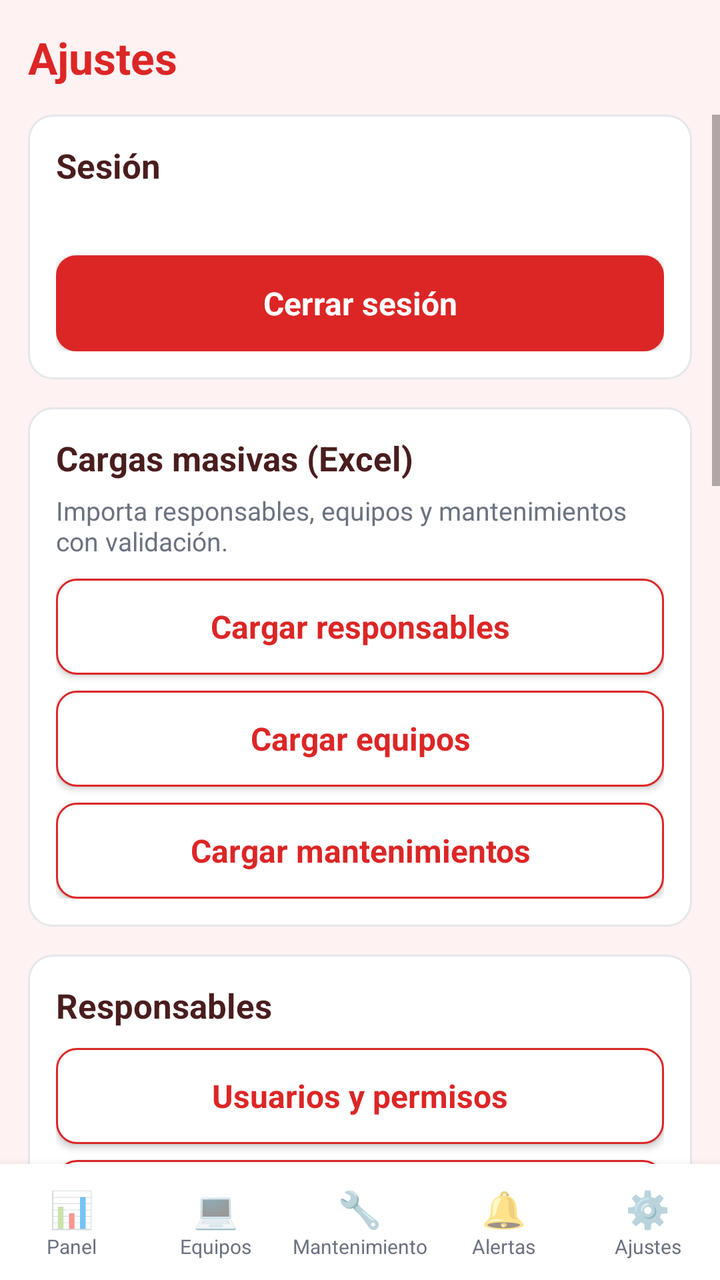
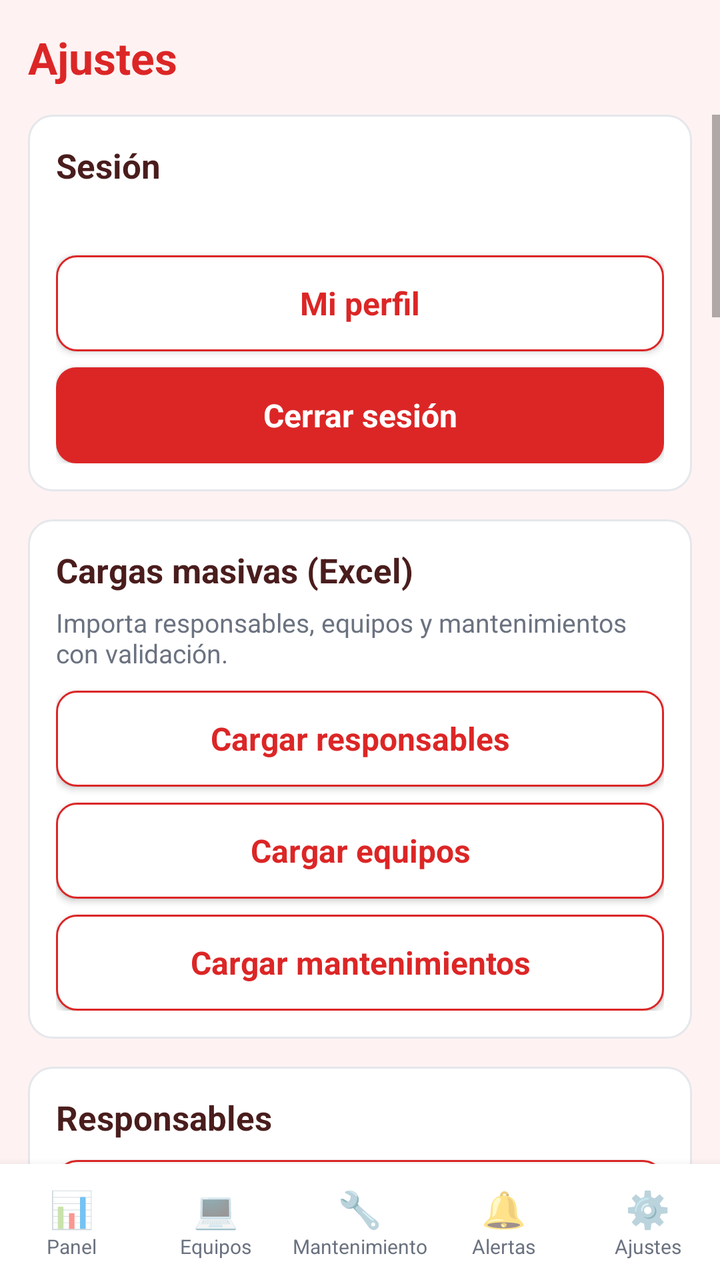

Compare the two renders of this Android layout. The source of the first and the diff that turns it into the second are given below.
<!-- AndroidManifest.xml: application theme AppTheme -->
<!-- res/layout/activity_config.xml -->
<?xml version="1.0" encoding="utf-8"?>
<LinearLayout xmlns:android="http://schemas.android.com/apk/res/android"
    android:layout_width="match_parent"
    android:layout_height="match_parent"
    android:orientation="vertical"
    android:fitsSystemWindows="true"
    android:background="@color/bg">

    <TextView
        android:layout_width="wrap_content"
        android:layout_height="wrap_content"
        android:layout_margin="14dp"
        style="@style/Title"
        android:text="Ajustes" />

    <ScrollView
        android:layout_width="match_parent"
        android:layout_height="0dp"
        android:layout_weight="1">

        <LinearLayout
            android:layout_width="match_parent"
            android:layout_height="wrap_content"
            android:orientation="vertical"
            android:paddingLeft="14dp"
            android:paddingRight="14dp"
            android:paddingBottom="14dp">

            <LinearLayout
                android:layout_width="match_parent"
                android:layout_height="wrap_content"
                android:orientation="vertical"
                style="@style/Card">

                <TextView
                    android:layout_width="wrap_content"
                    android:layout_height="wrap_content"
                    style="@style/Section"
                    android:text="Sesión" />

                <TextView
                    android:id="@+id/txtSesion"
                    android:layout_width="wrap_content"
                    android:layout_height="wrap_content"
                    android:layout_marginTop="6dp"
                    android:textColor="@color/text_secondary"
                    android:textSize="13sp" />

                <Button
                    android:id="@+id/btnCerrarSesion"
                    style="@style/BtnDanger"
                    android:layout_width="match_parent"
                    android:layout_height="wrap_content"
                    android:layout_marginTop="10dp"
                    android:text="Cerrar sesión" />
            </LinearLayout>

            <LinearLayout
                android:layout_width="match_parent"
                android:layout_height="wrap_content"
                android:layout_marginTop="14dp"
                android:orientation="vertical"
                style="@style/Card">

                <TextView
                    android:layout_width="wrap_content"
                    android:layout_height="wrap_content"
                    style="@style/Section"
                    android:text="Cargas masivas (Excel)" />

                <TextView
                    android:layout_width="wrap_content"
                    android:layout_height="wrap_content"
                    android:layout_marginTop="6dp"
                    android:text="Importa responsables, equipos y mantenimientos con validación."
                    android:textColor="@color/text_secondary"
                    android:textSize="13sp" />

                <Button
                    android:id="@+id/btnCargarResponsables"
                    style="@style/BtnOutline"
                    android:layout_width="match_parent"
                    android:layout_height="wrap_content"
                    android:layout_marginTop="10dp"
                    android:text="Cargar responsables" />

                <Button
                    android:id="@+id/btnCargarEquipos"
                    style="@style/BtnOutline"
                    android:layout_width="match_parent"
                    android:layout_height="wrap_content"
                    android:layout_marginTop="8dp"
                    android:text="Cargar equipos" />

                <Button
                    android:id="@+id/btnCargarMantenimientos"
                    style="@style/BtnOutline"
                    android:layout_width="match_parent"
                    android:layout_height="wrap_content"
                    android:layout_marginTop="8dp"
                    android:text="Cargar mantenimientos" />
            </LinearLayout>

            <LinearLayout
                android:layout_width="match_parent"
                android:layout_height="wrap_content"
                android:layout_marginTop="14dp"
                android:orientation="vertical"
                style="@style/Card">

                <TextView
                    android:layout_width="wrap_content"
                    android:layout_height="wrap_content"
                    style="@style/Section"
                    android:text="Responsables" />

                <Button
                    android:id="@+id/btnVerResponsables"
                    style="@style/BtnOutline"
                    android:layout_width="match_parent"
                    android:layout_height="wrap_content"
                    android:layout_marginTop="10dp"
                    android:text="Usuarios y permisos" />

                <Button
                    android:id="@+id/btnAuditoria"
                    style="@style/BtnOutline"
                    android:layout_width="match_parent"
                    android:layout_height="wrap_content"
                    android:layout_marginTop="8dp"
                    android:text="Auditoría" />
            </LinearLayout>

            <LinearLayout
                android:id="@+id/cardEmpresa"
                android:layout_width="match_parent"
                android:layout_height="wrap_content"
                android:layout_marginTop="14dp"
                android:orientation="vertical"
                style="@style/Card">

                <TextView
                    android:layout_width="wrap_content"
                    android:layout_height="wrap_content"
                    style="@style/Section"
                    android:text="Empresa" />

                <EditText
                    android:id="@+id/cfgEmpresa"
                    style="@style/Input"
                    android:layout_marginTop="4dp"
                    android:hint="Nombre de la empresa / departamento"
                    android:singleLine="true" />

                <Button
                    android:id="@+id/btnGuardarConfig"
                    style="@style/BtnPrimary"
                    android:layout_width="match_parent"
                    android:layout_height="wrap_content"
                    android:layout_marginTop="10dp"
                    android:text="Guardar" />
            </LinearLayout>

            <LinearLayout
                android:layout_width="match_parent"
                android:layout_height="wrap_content"
                android:layout_marginTop="14dp"
                android:orientation="vertical"
                style="@style/Card">

                <TextView
                    android:layout_width="wrap_content"
                    android:layout_height="wrap_content"
                    style="@style/Section"
                    android:text="Copia de seguridad" />

                <Button
                    android:id="@+id/btnExportar"
                    style="@style/BtnOutline"
                    android:layout_width="match_parent"
                    android:layout_height="wrap_content"
                    android:layout_marginTop="10dp"
                    android:text="Exportar datos" />

                <Button
                    android:id="@+id/btnImportar"
                    style="@style/BtnOutline"
                    android:layout_width="match_parent"
                    android:layout_height="wrap_content"
                    android:layout_marginTop="8dp"
                    android:text="Importar datos" />
            </LinearLayout>

            <LinearLayout
                android:id="@+id/cardMant2026"
                android:layout_width="match_parent"
                android:layout_height="wrap_content"
                android:layout_marginTop="14dp"
                android:orientation="vertical"
                style="@style/Card">

                <TextView
                    android:layout_width="wrap_content"
                    android:layout_height="wrap_content"
                    style="@style/Section"
                    android:text="Mantenimientos 2026" />

                <TextView
                    android:layout_width="wrap_content"
                    android:layout_height="wrap_content"
                    android:layout_marginTop="6dp"
                    android:text="Deja como pendientes (PROGRAMADO) todos los mantenimientos programados para 2026 para que aparezcan activos en Alertas."
                    android:textColor="@color/text_secondary"
                    android:textSize="13sp" />

                <Button
                    android:id="@+id/btnActivar2026"
                    style="@style/BtnPrimary"
                    android:layout_width="match_parent"
                    android:layout_height="wrap_content"
                    android:layout_marginTop="10dp"
                    android:text="Activar mantenimientos 2026" />
            </LinearLayout>

            <LinearLayout
                android:id="@+id/cardDatos"
                android:layout_width="match_parent"
                android:layout_height="wrap_content"
                android:layout_marginTop="14dp"
                android:orientation="vertical"
                style="@style/Card">

                <TextView
                    android:layout_width="wrap_content"
                    android:layout_height="wrap_content"
                    style="@style/Section"
                    android:text="Datos" />

                <TextView
                    android:layout_width="wrap_content"
                    android:layout_height="wrap_content"
                    android:layout_marginTop="6dp"
                    android:text="Borra todos los responsables, equipos y mantenimientos. Esta acción no se puede deshacer."
                    android:textColor="@color/text_secondary"
                    android:textSize="13sp" />

                <Button
                    android:id="@+id/btnVaciarBd"
                    style="@style/BtnDanger"
                    android:layout_width="match_parent"
                    android:layout_height="wrap_content"
                    android:layout_marginTop="10dp"
                    android:text="Vaciar base de datos" />

                <Button
                    android:id="@+id/btnVerErrores"
                    style="@style/BtnOutline"
                    android:layout_width="match_parent"
                    android:layout_height="wrap_content"
                    android:layout_marginTop="8dp"
                    android:text="Ver errores guardados" />
            </LinearLayout>

            <LinearLayout
                android:layout_width="match_parent"
                android:layout_height="wrap_content"
                android:layout_marginTop="14dp"
                android:orientation="vertical"
                style="@style/Card">

                <TextView
                    android:layout_width="wrap_content"
                    android:layout_height="wrap_content"
                    style="@style/Section"
                    android:text="Acerca de" />

                <TextView
                    android:layout_width="wrap_content"
                    android:layout_height="wrap_content"
                    android:layout_marginTop="6dp"
                    android:text="Inventario de equipos por persona. Cada responsable tiene N equipos y cada equipo su historial de mantenimientos."
                    android:textColor="@color/text_secondary"
                    android:textSize="13sp" />

                <TextView
                    android:id="@+id/txtVersion"
                    android:layout_width="wrap_content"
                    android:layout_height="wrap_content"
                    android:layout_marginTop="8dp"
                    android:text="Versión 3.30.0"
                    android:textColor="@color/primary"
                    android:textSize="13sp"
                    android:textStyle="bold" />
            </LinearLayout>
        </LinearLayout>
    </ScrollView>

    <include layout="@layout/nav_bottom" />
</LinearLayout>
<!-- res/layout/nav_bottom.xml (included above) -->
<?xml version="1.0" encoding="utf-8"?>
<LinearLayout xmlns:android="http://schemas.android.com/apk/res/android"
    android:id="@+id/bottomNav"
    android:layout_width="match_parent"
    android:layout_height="wrap_content"
    android:orientation="horizontal"
    android:background="@color/card"
    android:elevation="8dp"
    android:paddingTop="6dp"
    android:paddingBottom="6dp">

    <LinearLayout
        android:id="@+id/navPanel"
        android:layout_width="0dp"
        android:layout_height="wrap_content"
        android:layout_weight="1"
        android:gravity="center"
        android:orientation="vertical"
        android:paddingTop="4dp"
        android:paddingBottom="4dp">

        <TextView
            android:layout_width="wrap_content"
            android:layout_height="wrap_content"
            android:text="📊"
            android:textSize="18sp" />

        <TextView
            android:layout_width="wrap_content"
            android:layout_height="wrap_content"
            android:text="Panel"
            android:textSize="10sp"
            android:textColor="@color/text_secondary" />
    </LinearLayout>

    <LinearLayout
        android:id="@+id/navEquipos"
        android:layout_width="0dp"
        android:layout_height="wrap_content"
        android:layout_weight="1"
        android:gravity="center"
        android:orientation="vertical"
        android:paddingTop="4dp"
        android:paddingBottom="4dp">

        <TextView
            android:layout_width="wrap_content"
            android:layout_height="wrap_content"
            android:text="💻"
            android:textSize="18sp" />

        <TextView
            android:layout_width="wrap_content"
            android:layout_height="wrap_content"
            android:text="Equipos"
            android:textSize="10sp"
            android:textColor="@color/text_secondary" />
    </LinearLayout>

    <LinearLayout
        android:id="@+id/navMantenimientos"
        android:layout_width="0dp"
        android:layout_height="wrap_content"
        android:layout_weight="1"
        android:gravity="center"
        android:orientation="vertical"
        android:paddingTop="4dp"
        android:paddingBottom="4dp">

        <TextView
            android:layout_width="wrap_content"
            android:layout_height="wrap_content"
            android:text="🔧"
            android:textSize="18sp" />

        <TextView
            android:layout_width="wrap_content"
            android:layout_height="wrap_content"
            android:text="Mantenimiento"
            android:textSize="10sp"
            android:textColor="@color/text_secondary" />
    </LinearLayout>

    <LinearLayout
        android:id="@+id/navAlertas"
        android:layout_width="0dp"
        android:layout_height="wrap_content"
        android:layout_weight="1"
        android:gravity="center"
        android:orientation="vertical"
        android:paddingTop="4dp"
        android:paddingBottom="4dp">

        <TextView
            android:layout_width="wrap_content"
            android:layout_height="wrap_content"
            android:text="🔔"
            android:textSize="18sp" />

        <TextView
            android:layout_width="wrap_content"
            android:layout_height="wrap_content"
            android:text="Alertas"
            android:textSize="10sp"
            android:textColor="@color/text_secondary" />
    </LinearLayout>

    <LinearLayout
        android:id="@+id/navConfig"
        android:layout_width="0dp"
        android:layout_height="wrap_content"
        android:layout_weight="1"
        android:gravity="center"
        android:orientation="vertical"
        android:paddingTop="4dp"
        android:paddingBottom="4dp">

        <TextView
            android:layout_width="wrap_content"
            android:layout_height="wrap_content"
            android:text="⚙️"
            android:textSize="18sp" />

        <TextView
            android:layout_width="wrap_content"
            android:layout_height="wrap_content"
            android:text="Ajustes"
            android:textSize="10sp"
            android:textColor="@color/text_secondary" />
    </LinearLayout>
</LinearLayout>
<!-- resources referenced by this layout -->
<resources>
  <color name="bg">#FEF2F2</color>
  <color name="card">#FFFFFF</color>
  <color name="primary">#DC2626</color>
  <color name="text_secondary">#6B7280</color>
  <style name="Card">
          <item name="android:background">@drawable/bg_card</item>
          <item name="android:padding">14dp</item>
      </style>
  <style name="Input">
          <item name="android:background">@drawable/bg_input</item>
          <item name="android:paddingLeft">12dp</item>
          <item name="android:paddingRight">12dp</item>
          <item name="android:paddingTop">10dp</item>
          <item name="android:paddingBottom">10dp</item>
          <item name="android:textSize">15sp</item>
          <item name="android:textColor">@color/text_primary</item>
          <item name="android:layout_width">match_parent</item>
          <item name="android:layout_height">wrap_content</item>
      </style>
  <style name="Section">
          <item name="android:textSize">17sp</item>
          <item name="android:textStyle">bold</item>
          <item name="android:textColor">@color/text_primary</item>
      </style>
  <style name="Title">
          <item name="android:textSize">22sp</item>
          <item name="android:textStyle">bold</item>
          <item name="android:textColor">@color/primary</item>
      </style>
  <style name="AppTheme" parent="android:Theme.Material.Light.NoActionBar">
          <item name="android:statusBarColor">@color/primary</item>
          <item name="android:navigationBarColor">@color/primary</item>
          <item name="android:windowBackground">@color/bg</item>
          <item name="android:colorAccent">@color/primary</item>
          <item name="android:forceDarkAllowed">false</item>
          <item name="android:windowOptOutEdgeToEdgeEnforcement">true</item>
          <item name="android:windowLayoutInDisplayCutoutMode">shortEdges</item>
      </style>
  <!-- drawable bg_button_danger (drawable) -->
  <?xml version="1.0" encoding="utf-8"?>
  <selector xmlns:android="http://schemas.android.com/apk/res/android">
      <item android:state_pressed="true">
          <shape android:shape="rectangle">
              <solid android:color="#B91C1C" />
              <corners android:radius="10dp" />
          </shape>
      </item>
      <item>
          <shape android:shape="rectangle">
              <solid android:color="@color/danger" />
              <corners android:radius="10dp" />
          </shape>
      </item>
  </selector>
  <!-- drawable bg_card (drawable) -->
  <?xml version="1.0" encoding="utf-8"?>
  <shape xmlns:android="http://schemas.android.com/apk/res/android" android:shape="rectangle">
      <solid android:color="@color/card" />
      <stroke android:width="1dp" android:color="@color/border" />
      <corners android:radius="12dp" />
  </shape>
  <color name="text_primary">#4A1D1D</color>
  <color name="danger">#DC2626</color>
  <color name="primary_light">#FEE2E2</color>
  <color name="primary_dark">#B91C1C</color>
  <color name="border">#E5E7EB</color>
  <!-- unchanged entries left out for length: 6 -->
</resources>

<!-- the commit's change to res/layout/activity_config.xml (unified diff, before → after) -->
@@ -47,11 +47,19 @@
                     android:textSize="13sp" />
 
                 <Button
+                    android:id="@+id/btnMiPerfil"
+                    style="@style/BtnOutline"
+                    android:layout_width="match_parent"
+                    android:layout_height="wrap_content"
+                    android:layout_marginTop="10dp"
+                    android:text="Mi perfil" />
+
+                <Button
                     android:id="@+id/btnCerrarSesion"
                     style="@style/BtnDanger"
                     android:layout_width="match_parent"
                     android:layout_height="wrap_content"
-                    android:layout_marginTop="10dp"
+                    android:layout_marginTop="8dp"
                     android:text="Cerrar sesión" />
             </LinearLayout>
 
@@ -129,6 +137,118 @@
                     android:layout_height="wrap_content"
                     android:layout_marginTop="8dp"
                     android:text="Auditoría" />
+            </LinearLayout>
+
+            <LinearLayout
+                android:id="@+id/cardProgramacion"
+                android:layout_width="match_parent"
+                android:layout_height="wrap_content"
+                android:layout_marginTop="14dp"
+                android:orientation="vertical"
+                style="@style/Card">
+
+                <TextView
+                    android:layout_width="wrap_content"
+                    android:layout_height="wrap_content"
+                    style="@style/Section"
+                    android:text="Programación de mantenimientos" />
+
+                <TextView
+                    android:layout_width="wrap_content"
+                    android:layout_height="wrap_content"
+                    android:layout_marginTop="6dp"
+                    android:text="Registra los días feriados y programa las fechas de mantenimiento desde una fecha inicial (solo días laborales, 3 equipos por día y por responsable)."
+                    android:textColor="@color/text_secondary"
+                    android:textSize="13sp" />
+
+                <Button
+                    android:id="@+id/btnProgramacion"
+                    style="@style/BtnOutline"
+                    android:layout_width="match_parent"
+                    android:layout_height="wrap_content"
+                    android:layout_marginTop="10dp"
+                    android:text="Programación de mantenimientos" />
+            </LinearLayout>
+
+            <LinearLayout
+                android:id="@+id/cardCorreo"
+                android:layout_width="match_parent"
+                android:layout_height="wrap_content"
+                android:layout_marginTop="14dp"
+                android:orientation="vertical"
+                style="@style/Card">
+
+                <TextView
+                    android:layout_width="wrap_content"
+                    android:layout_height="wrap_content"
+                    style="@style/Section"
+                    android:text="Correo de programación" />
+
+                <TextView
+                    android:layout_width="wrap_content"
+                    android:layout_height="wrap_content"
+                    android:layout_marginTop="6dp"
+                    android:text="Redacta el correo que notificará la programación de mantenimientos. El detalle de los equipos se carga automáticamente según la ubicación."
+                    android:textColor="@color/text_secondary"
+                    android:textSize="13sp" />
+
+                <EditText
+                    android:id="@+id/correoAsunto"
+                    style="@style/Input"
+                    android:layout_marginTop="4dp"
+                    android:hint="Asunto del correo"
+                    android:text="@string/correo_asunto"
+                    android:singleLine="true" />
+
+                <EditText
+                    android:id="@+id/correoCuerpo"
+                    style="@style/Input"
+                    android:layout_marginTop="8dp"
+                    android:hint="Texto del correo"
+                    android:text="@string/correo_cuerpo"
+                    android:minLines="8"
+                    android:gravity="top" />
+
+                <TextView
+                    android:layout_width="wrap_content"
+                    android:layout_height="wrap_content"
+                    android:layout_marginTop="8dp"
+                    android:text="Ubicación"
+                    android:textColor="@color/text_secondary"
+                    android:textSize="13sp" />
+
+                <Spinner
+                    android:id="@+id/correoUbicacion"
+                    android:layout_width="match_parent"
+                    android:layout_height="wrap_content" />
+
+                <TextView
+                    android:layout_width="wrap_content"
+                    android:layout_height="wrap_content"
+                    android:layout_marginTop="8dp"
+                    android:text="Detalle de equipos"
+                    android:textColor="@color/text_secondary"
+                    android:textSize="13sp" />
+
+                <ScrollView
+                    android:layout_width="match_parent"
+                    android:layout_height="220dp"
+                    android:layout_marginTop="6dp">
+
+                    <TableLayout
+                        android:id="@+id/correoTable"
+                        android:layout_width="match_parent"
+                        android:layout_height="wrap_content"
+                        android:stretchColumns="0" />
+                </ScrollView>
+
+                <Button
+                    android:id="@+id/btnEnviarCorreo"
+                    style="@style/BtnPrimary"
+                    android:layout_width="match_parent"
+                    android:layout_height="wrap_content"
+                    android:layout_marginTop="10dp"
+                    android:text="Enviar correo" />
             </LinearLayout>
 
             <LinearLayout
@@ -181,6 +301,14 @@
                     android:layout_height="wrap_content"
                     android:layout_marginTop="10dp"
                     android:text="Exportar datos" />
+
+                <Button
+                    android:id="@+id/btnExportarExcel"
+                    style="@style/BtnPrimary"
+                    android:layout_width="match_parent"
+                    android:layout_height="wrap_content"
+                    android:layout_marginTop="8dp"
+                    android:text="Exportar a Excel" />
 
                 <Button
                     android:id="@+id/btnImportar"
<!-- resource entries referenced after the edit -->
@@ -4,6 +4,8 @@
   <color name="card">#FFFFFF</color>
   <color name="primary">#DC2626</color>
   <color name="text_secondary">#6B7280</color>
+  <string name="correo_asunto">Programación de Mantenimiento de Equipos de Computo</string>
+  <string name="correo_cuerpo">Estimados señores:\n\nPor medio de la presente, les informamos que se ha programado una jornada de mantenimiento preventivo con el objetivo de garantizar el correcto funcionamiento de los equipos de cómputo y minimizar la probabilidad de fallas. A continuación se detallan las acciones previstas para la intervención.\n\nDetalle de equipos programados:\n\nRecomendaciones para los usuarios:\n  * Guardar su información importante.\n  * Cerrar sesión antes de la intervención.\n  * Informarnos en caso de requerir reprogramación.\n\nSi tiene dudas o necesita más información, no dude en contactarnos.\nAtentamente,</string>
   <style name="Card">
           <item name="android:background">@drawable/bg_card</item>
           <item name="android:padding">14dp</item>
